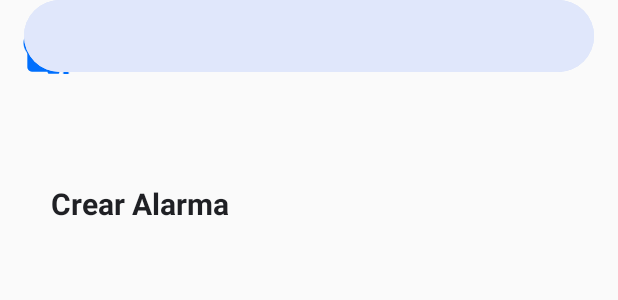
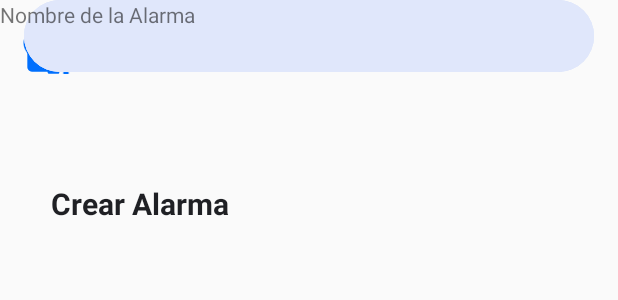
Before and after one commit to LeidyBeltranRomero/eatAlarm, an Android app: the layout crear_alarma.xml on its own in the app's theme, with its tools: preview values and no code run, on a phone screen of 412 x 824 dp. Shown: the top 300 px of the screen. Run offline under Robolectric (Android 15) with nearby library versions, the light colour scheme and no system bars.

Commit message:
add alarm

```diff
--- a/app/src/main/res/layout/crear_alarma.xml
+++ b/app/src/main/res/layout/crear_alarma.xml
@@ -5,24 +5,6 @@
     android:layout_width="match_parent"
     android:layout_height="match_parent"
     tools:context=".ui.AddArtistFragment">
-
-    <EditText
-        android:id="@+id/fecha"
-        android:layout_width="match_parent"
-        android:layout_height="wrap_content"
-        android:layout_marginStart="16dp"
-        android:layout_marginEnd="16dp"
-        android:background="@drawable/common_form_field"
-        android:minHeight="48dp"
-        android:paddingStart="24dp"
-        android:textColor="#2B4181"
-        android:textColorHint="#213B87"
-        android:textSize="20sp"
-        app:autoSizeTextType="uniform"
-        app:layout_constraintEnd_toEndOf="parent"
-        app:layout_constraintHorizontal_bias="0.0"
-        app:layout_constraintStart_toStartOf="parent"
-        tools:layout_editor_absoluteY="307dp" />
 
     <TextView
         android:layout_width="190dp"
@@ -84,9 +66,9 @@
         android:textSize="20sp"
         app:autoSizeTextType="uniform"
         app:layout_constraintEnd_toEndOf="parent"
-        app:layout_constraintHorizontal_bias="1.0"
+        app:layout_constraintHorizontal_bias="0.0"
         app:layout_constraintStart_toStartOf="parent"
-        tools:layout_editor_absoluteY="175dp" />
+        tools:layout_editor_absoluteY="215dp" />
 
     <EditText
         android:id="@+id/Fecha"
@@ -102,8 +84,34 @@
         android:textSize="20sp"
         app:autoSizeTextType="uniform"
         app:layout_constraintEnd_toEndOf="parent"
-        app:layout_constraintHorizontal_bias="0.0"
+        app:layout_constraintHorizontal_bias="1.0"
         app:layout_constraintStart_toStartOf="parent"
-        tools:layout_editor_absoluteY="240dp" />
+        tools:layout_editor_absoluteY="341dp" />
+
+    <EditText
+        android:id="@+id/fecha"
+        android:layout_width="match_parent"
+        android:layout_height="wrap_content"
+        android:layout_marginStart="16dp"
+        android:layout_marginEnd="16dp"
+        android:background="@drawable/common_form_field"
+        android:minHeight="48dp"
+        android:paddingStart="24dp"
+        android:textColor="#2B4181"
+        android:textColorHint="#213B87"
+        android:textSize="20sp"
+        app:autoSizeTextType="uniform"
+        app:layout_constraintEnd_toEndOf="parent"
+        app:layout_constraintHorizontal_bias="1.0"
+        app:layout_constraintStart_toStartOf="parent"
+        tools:layout_editor_absoluteY="408dp" />
+
+    <TextView
+        android:id="@+id/textView"
+        android:layout_width="wrap_content"
+        android:layout_height="wrap_content"
+        android:text="Nombre de la Alarma"
+        tools:layout_editor_absoluteX="30dp"
+        tools:layout_editor_absoluteY="184dp" />
 
 </android.support.constraint.ConstraintLayout>
```
